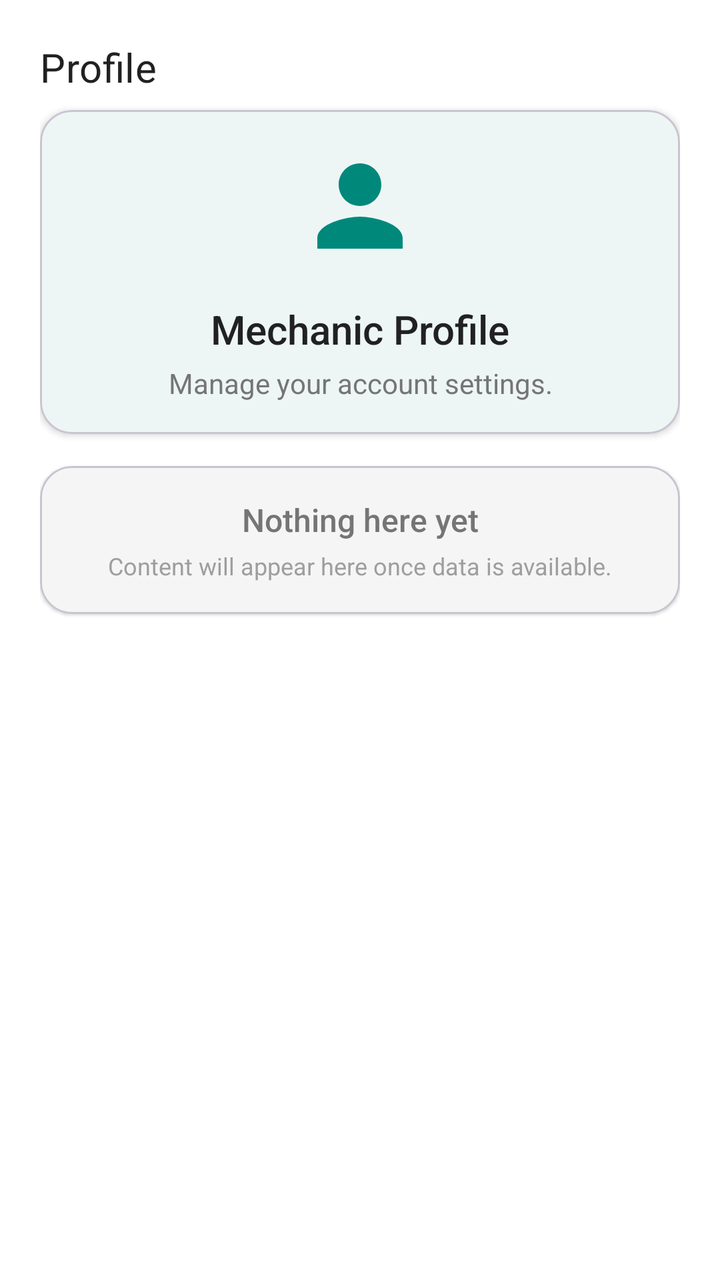
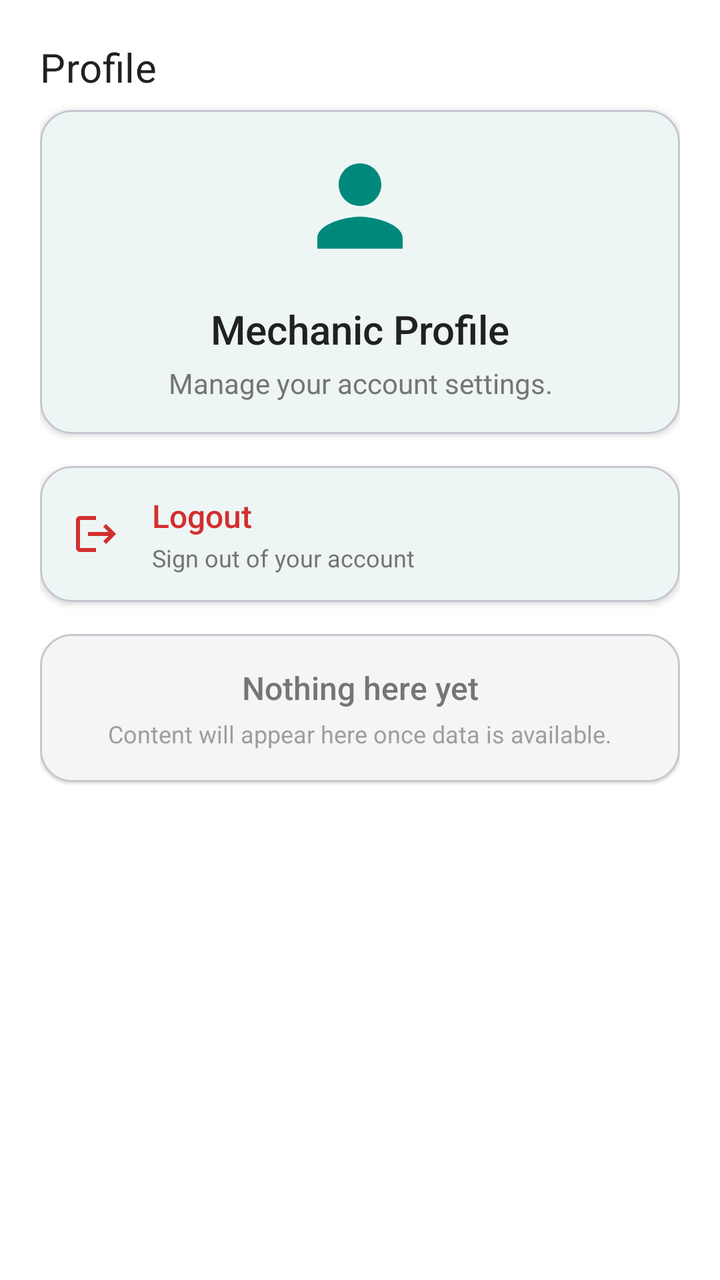

The first picture is an Android layout as it rendered before a commit; the second is the same layout after the commit. The layout source and the unified diff follow.
<!-- AndroidManifest.xml: application theme Theme.Movexa -->
<!-- res/layout/fragment_mechanic_profile.xml -->
<?xml version="1.0" encoding="utf-8"?>
<androidx.constraintlayout.widget.ConstraintLayout
    xmlns:android="http://schemas.android.com/apk/res/android"
    xmlns:app="http://schemas.android.com/apk/res-auto"
    xmlns:tools="http://schemas.android.com/tools"
    android:layout_width="match_parent"
    android:layout_height="match_parent"
    android:background="@color/background">

    <ScrollView
        android:layout_width="0dp"
        android:layout_height="0dp"
        android:fillViewport="true"
        app:layout_constraintTop_toTopOf="parent"
        app:layout_constraintBottom_toBottomOf="parent"
        app:layout_constraintStart_toStartOf="parent"
        app:layout_constraintEnd_toEndOf="parent">

        <LinearLayout
            android:layout_width="match_parent"
            android:layout_height="wrap_content"
            android:orientation="vertical"
            android:padding="@dimen/screen_margin_horizontal">

            
            <TextView
                android:id="@+id/tvSectionTitle"
                android:layout_width="match_parent"
                android:layout_height="wrap_content"
                android:text="@string/section_profile"
                android:textAppearance="@style/TextAppearance.Movexa.SectionHeader"
                android:layout_marginBottom="@dimen/spacing_small" />

            
            <com.google.android.material.card.MaterialCardView
                android:id="@+id/cardStatus"
                android:layout_width="match_parent"
                android:layout_height="wrap_content"
                android:layout_marginBottom="@dimen/spacing_medium"
                app:cardCornerRadius="@dimen/radius_large"
                app:cardElevation="@dimen/elevation_small"
                app:cardBackgroundColor="@color/surface">

                <LinearLayout
                    android:layout_width="match_parent"
                    android:layout_height="wrap_content"
                    android:orientation="vertical"
                    android:padding="@dimen/card_padding">

                    <ImageView
                        android:id="@+id/ivIcon"
                        android:layout_width="@dimen/icon_xl"
                        android:layout_height="@dimen/icon_xl"
                        android:layout_gravity="center_horizontal"
                        android:src="@drawable/ic_nav_profile"
                        android:contentDescription="@string/cd_app_logo"
                        app:tint="@color/primary"
                        android:layout_marginBottom="@dimen/spacing_medium" />

                    <TextView
                        android:id="@+id/tvTitle"
                        android:layout_width="match_parent"
                        android:layout_height="wrap_content"
                        android:text="@string/mechanic_profile_title"
                        android:textSize="@dimen/text_title"
                        android:textColor="@color/text_primary"
                        android:fontFamily="sans-serif-medium"
                        android:gravity="center"
                        android:layout_marginBottom="@dimen/spacing_xs" />

                    <TextView
                        android:id="@+id/tvSubtitle"
                        android:layout_width="match_parent"
                        android:layout_height="wrap_content"
                        android:text="@string/mechanic_profile_subtitle"
                        android:textSize="@dimen/text_body"
                        android:textColor="@color/text_secondary"
                        android:gravity="center" />

                </LinearLayout>

            </com.google.android.material.card.MaterialCardView>

            
            <com.google.android.material.card.MaterialCardView
                android:id="@+id/cardEmptyState"
                android:layout_width="match_parent"
                android:layout_height="wrap_content"
                android:layout_marginBottom="@dimen/spacing_medium"
                app:cardCornerRadius="@dimen/radius_large"
                app:cardElevation="@dimen/elevation_xs"
                app:strokeColor="@color/outline_variant"
                app:strokeWidth="1dp"
                app:cardBackgroundColor="@color/surface_variant">

                <LinearLayout
                    android:layout_width="match_parent"
                    android:layout_height="wrap_content"
                    android:orientation="vertical"
                    android:padding="@dimen/card_padding"
                    android:gravity="center">

                    <TextView
                        android:id="@+id/tvEmptyTitle"
                        android:layout_width="match_parent"
                        android:layout_height="wrap_content"
                        android:text="@string/empty_state_title"
                        android:textSize="@dimen/text_subtitle"
                        android:textColor="@color/text_secondary"
                        android:fontFamily="sans-serif-medium"
                        android:gravity="center"
                        android:layout_marginBottom="@dimen/spacing_xs" />

                    <TextView
                        android:id="@+id/tvEmptySubtitle"
                        android:layout_width="match_parent"
                        android:layout_height="wrap_content"
                        android:text="@string/empty_state_subtitle"
                        android:textSize="@dimen/text_caption"
                        android:textColor="@color/text_hint"
                        android:gravity="center" />

                </LinearLayout>

            </com.google.android.material.card.MaterialCardView>

        </LinearLayout>

    </ScrollView>

</androidx.constraintlayout.widget.ConstraintLayout>
<!-- resources referenced by this layout -->
<resources>
  <color name="background">#FFFFFFFF</color>
  <color name="outline_variant">#FFCAC4D0</color>
  <color name="primary">#FF00897B</color>
  <color name="surface">#FFFFFFFF</color>
  <color name="surface_variant">#FFF5F5F5</color>
  <color name="text_hint">#FF9E9E9E</color>
  <color name="text_primary">#FF212121</color>
  <color name="text_secondary">#FF757575</color>
  <dimen name="card_padding">16dp</dimen>
  <dimen name="elevation_small">2dp</dimen>
  <dimen name="elevation_xs">1dp</dimen>
  <dimen name="icon_xl">64dp</dimen>
  <dimen name="radius_large">16dp</dimen>
  <dimen name="screen_margin_horizontal">20dp</dimen>
  <dimen name="spacing_medium">16dp</dimen>
  <dimen name="spacing_small">8dp</dimen>
  <dimen name="spacing_xs">4dp</dimen>
  <dimen name="text_body">14sp</dimen>
  <dimen name="text_caption">12sp</dimen>
  <dimen name="text_subtitle">16sp</dimen>
  <dimen name="text_title">20sp</dimen>
  <!-- drawable ic_nav_profile (drawable) -->
  <vector xmlns:android="http://schemas.android.com/apk/res/android"
      android:width="24dp"
      android:height="24dp"
      android:viewportWidth="24"
      android:viewportHeight="24"
      android:tint="?attr/colorControlNormal">
      <path
          android:fillColor="@android:color/white"
          android:pathData="M12,12c2.21,0 4,-1.79 4,-4s-1.79,-4 -4,-4 -4,1.79 -4,4 1.79,4 4,4zM12,14c-2.67,0 -8,1.34 -8,4v2h16v-2c0,-2.66 -5.33,-4 -8,-4z" />
  </vector>
  <string name="cd_app_logo">Movexa Logo</string>
  <string name="empty_state_subtitle">Content will appear here once data is available.</string>
  <string name="empty_state_title">Nothing here yet</string>
  <string name="mechanic_profile_subtitle">Manage your account settings.</string>
  <string name="mechanic_profile_title">Mechanic Profile</string>
  <string name="section_profile">Profile</string>
  <style name="TextAppearance.Movexa.SectionHeader">
          <item name="android:textSize">@dimen/text_title</item>
          <item name="android:textColor">@color/text_primary</item>
          <item name="android:fontFamily">sans-serif-medium</item>
          <item name="android:letterSpacing">0.01</item>
      </style>
  <style name="Theme.Movexa" parent="Base.Theme.Movexa" />
  <color name="primary_dark">#FF00695C</color>
  <color name="primary_container">#FFB2DFDB</color>
  <color name="on_primary">#FFFFFFFF</color>
  <color name="on_primary_container">#FF004D40</color>
  <color name="secondary">#FF1565C0</color>
  <color name="secondary_container">#FFBBDEFB</color>
  <color name="on_secondary">#FFFFFFFF</color>
  <color name="on_secondary_container">#FF0D47A1</color>
  <color name="tertiary">#FF6A1B9A</color>
  <color name="tertiary_container">#FFE1BEE7</color>
  <color name="on_tertiary">#FFFFFFFF</color>
  <color name="on_background">#FF1C1B1F</color>
  <color name="on_surface">#FF1C1B1F</color>
  <color name="on_surface_variant">#FF49454F</color>
  <color name="error">#FFD32F2F</color>
  <color name="error_container">#FFFFCDD2</color>
  <color name="on_error">#FFFFFFFF</color>
  <color name="outline">#FF79747E</color>
  <color name="white">#FFFFFFFF</color>
  <!-- unchanged entries left out for length: 1 -->
</resources>

<!-- the commit's change to res/layout/fragment_mechanic_profile.xml (unified diff, before → after) -->
@@ -83,6 +83,65 @@
 
             
             <com.google.android.material.card.MaterialCardView
+                android:id="@+id/cardLogout"
+                android:layout_width="match_parent"
+                android:layout_height="wrap_content"
+                android:layout_marginBottom="@dimen/spacing_medium"
+                app:cardCornerRadius="@dimen/radius_large"
+                app:cardElevation="@dimen/elevation_small"
+                app:cardBackgroundColor="@color/surface">
+
+                <LinearLayout
+                    android:id="@+id/actionLogout"
+                    android:layout_width="match_parent"
+                    android:layout_height="wrap_content"
+                    android:orientation="horizontal"
+                    android:gravity="center_vertical"
+                    android:paddingHorizontal="@dimen/card_padding"
+                    android:paddingVertical="14dp"
+                    android:background="?android:attr/selectableItemBackground"
+                    android:clickable="true"
+                    android:focusable="true"
+                    android:contentDescription="@string/cd_logout">
+
+                    <ImageView
+                        android:layout_width="@dimen/icon_medium"
+                        android:layout_height="@dimen/icon_medium"
+                        android:src="@drawable/ic_logout"
+                        app:tint="@color/error"
+                        android:importantForAccessibility="no" />
+
+                    <LinearLayout
+                        android:layout_width="0dp"
+                        android:layout_height="wrap_content"
+                        android:layout_weight="1"
+                        android:orientation="vertical"
+                        android:layout_marginStart="@dimen/spacing_medium">
+
+                        <TextView
+                            android:layout_width="wrap_content"
+                            android:layout_height="wrap_content"
+                            android:text="@string/profile_action_logout"
+                            android:textSize="@dimen/text_subtitle"
+                            android:textColor="@color/error"
+                            android:fontFamily="sans-serif-medium" />
+
+                        <TextView
+                            android:layout_width="wrap_content"
+                            android:layout_height="wrap_content"
+                            android:text="@string/profile_action_logout_desc"
+                            android:textSize="@dimen/text_caption"
+                            android:textColor="@color/text_secondary"
+                            android:layout_marginTop="2dp" />
+
+                    </LinearLayout>
+
+                </LinearLayout>
+
+            </com.google.android.material.card.MaterialCardView>
+
+            
+            <com.google.android.material.card.MaterialCardView
                 android:id="@+id/cardEmptyState"
                 android:layout_width="match_parent"
                 android:layout_height="wrap_content"
<!-- resource entries referenced after the edit -->
@@ -11,6 +11,7 @@
   <dimen name="card_padding">16dp</dimen>
   <dimen name="elevation_small">2dp</dimen>
   <dimen name="elevation_xs">1dp</dimen>
+  <dimen name="icon_medium">24dp</dimen>
   <dimen name="icon_xl">64dp</dimen>
   <dimen name="radius_large">16dp</dimen>
   <dimen name="screen_margin_horizontal">20dp</dimen>
@@ -21,6 +22,18 @@
   <dimen name="text_caption">12sp</dimen>
   <dimen name="text_subtitle">16sp</dimen>
   <dimen name="text_title">20sp</dimen>
+  <!-- drawable ic_logout (drawable) -->
+  <?xml version="1.0" encoding="utf-8"?>
+  <vector xmlns:android="http://schemas.android.com/apk/res/android"
+      android:width="24dp"
+      android:height="24dp"
+      android:viewportWidth="24"
+      android:viewportHeight="24"
+      android:tint="?attr/colorControlNormal">
+      <path
+          android:fillColor="@android:color/white"
+          android:pathData="M17,7l-1.41,1.41L18.17,11H8v2h10.17l-2.58,2.58L17,17l5,-5zM4,5h8V3H4c-1.1,0 -2,0.9 -2,2v14c0,1.1 0.9,2 2,2h8v-2H4V5z" />
+  </vector>
   <!-- drawable ic_nav_profile (drawable) -->
   <vector xmlns:android="http://schemas.android.com/apk/res/android"
       android:width="24dp"
@@ -33,10 +46,13 @@
           android:pathData="M12,12c2.21,0 4,-1.79 4,-4s-1.79,-4 -4,-4 -4,1.79 -4,4 1.79,4 4,4zM12,14c-2.67,0 -8,1.34 -8,4v2h16v-2c0,-2.66 -5.33,-4 -8,-4z" />
   </vector>
   <string name="cd_app_logo">Movexa Logo</string>
+  <string name="cd_logout">Sign out</string>
   <string name="empty_state_subtitle">Content will appear here once data is available.</string>
   <string name="empty_state_title">Nothing here yet</string>
   <string name="mechanic_profile_subtitle">Manage your account settings.</string>
   <string name="mechanic_profile_title">Mechanic Profile</string>
+  <string name="profile_action_logout">Logout</string>
+  <string name="profile_action_logout_desc">Sign out of your account</string>
   <string name="section_profile">Profile</string>
   <style name="TextAppearance.Movexa.SectionHeader">
           <item name="android:textSize">@dimen/text_title</item>
